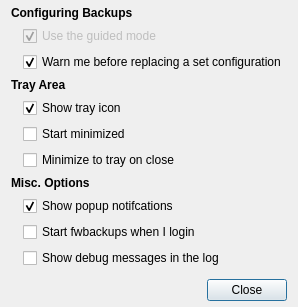
The window that data/ui/prefs.ui (stewartadam/fwbackups) describes before a commit, drawn with Qt 5.
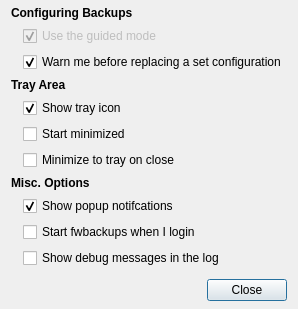
The same window after the commit. Icons and pictures are not drawn.

```diff
--- a/data/ui/prefs.ui
+++ b/data/ui/prefs.ui
@@ -7,11 +7,11 @@
     <x>0</x>
     <y>0</y>
     <width>343</width>
-    <height>339</height>
+    <height>340</height>
    </rect>
   </property>
   <property name="sizePolicy">
-   <sizepolicy hsizetype="Fixed" vsizetype="Fixed">
+   <sizepolicy hsizetype="Fixed" vsizetype="Preferred">
     <horstretch>0</horstretch>
     <verstretch>0</verstretch>
    </sizepolicy>
@@ -37,7 +37,7 @@
     <number>6</number>
    </property>
    <property name="bottomMargin">
-    <number>6</number>
+    <number>8</number>
    </property>
    <item>
     <layout class="QVBoxLayout" name="verticalLayout_2">
```
Left out of the diff: 2 changed lines with no effect on the pictures.
